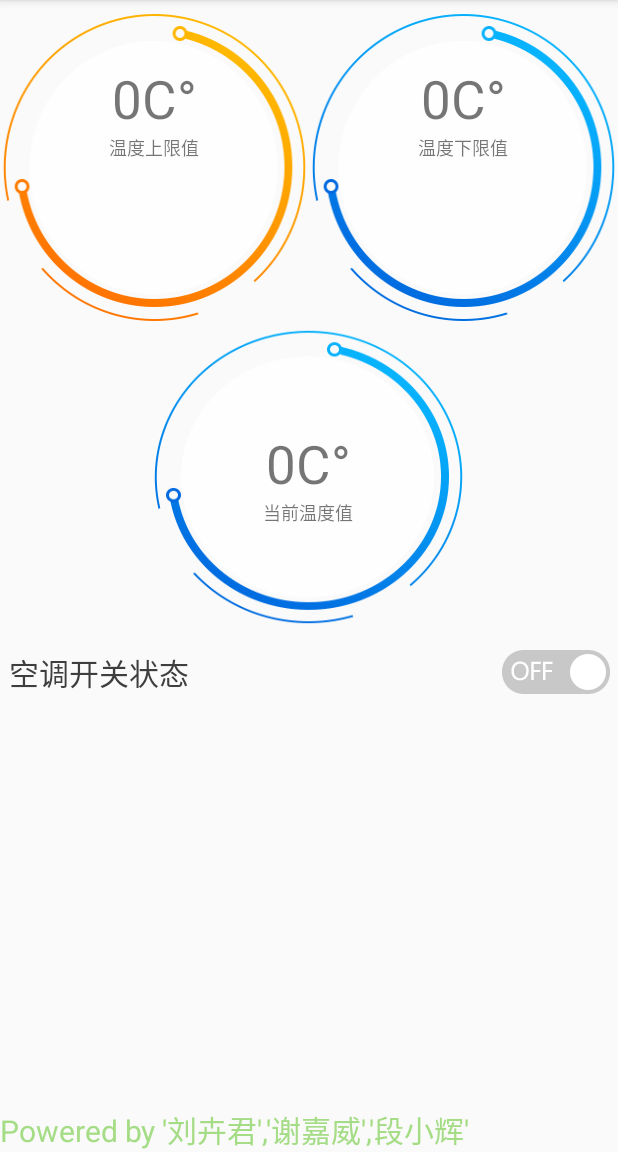
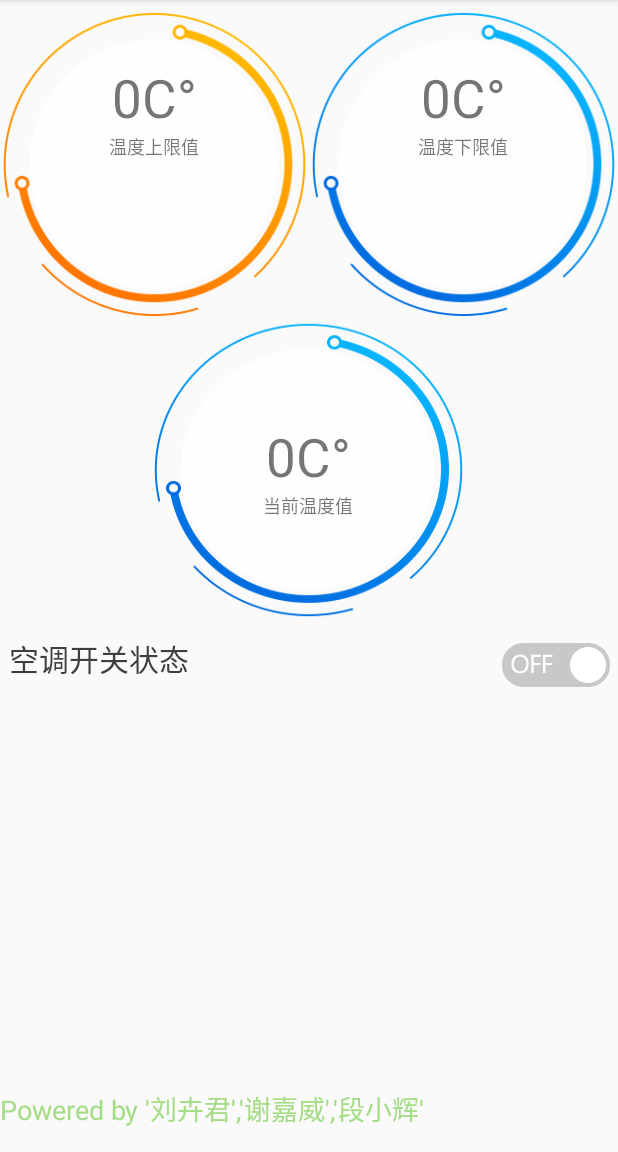
Before and after one commit to Mikejiawei/AirconditionerCtrl, an Android app: the DetailActivity screen opened directly, with no data from a screen before it, on a phone screen of 412 x 824 dp, the part 84-1236 px from its top. Run offline under Robolectric (Android 15) with nearby library versions, the phone set to English and light mode, and no system bars.

```diff
--- a/app/src/main/res/layout/activity_detail.xml
+++ b/app/src/main/res/layout/activity_detail.xml
@@ -107,7 +107,7 @@
         <LinearLayout
             android:layout_width="0dp"
             android:layout_height="wrap_content"
-            android:layout_marginTop="10dp"
+            android:layout_marginTop="5dp"
             android:layout_weight="1"
             android:gravity="center|left">
 
@@ -144,8 +144,9 @@
             android:layout_width="match_parent"
             android:layout_height="wrap_content"
             android:layout_gravity="center"
+            android:layout_marginBottom="10sp"
             android:text="Powered by '刘卉君','谢嘉威','段小辉'"
-            android:textSize="20sp"
+            android:textSize="18sp"
             android:textColor="@color/bg_trans_green"/>
     </LinearLayout>
     <LinearLayout
```
Also changed, not shown: app/src/main/java/com/example/signintest/DetailActivity.java (+53 -3 lines).
